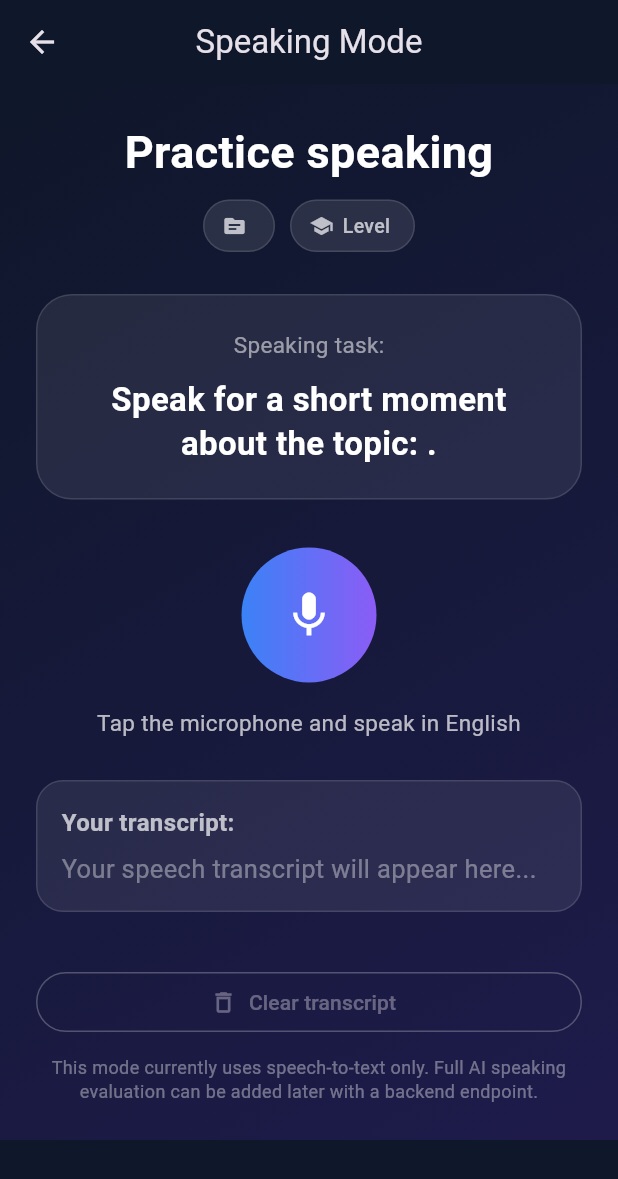
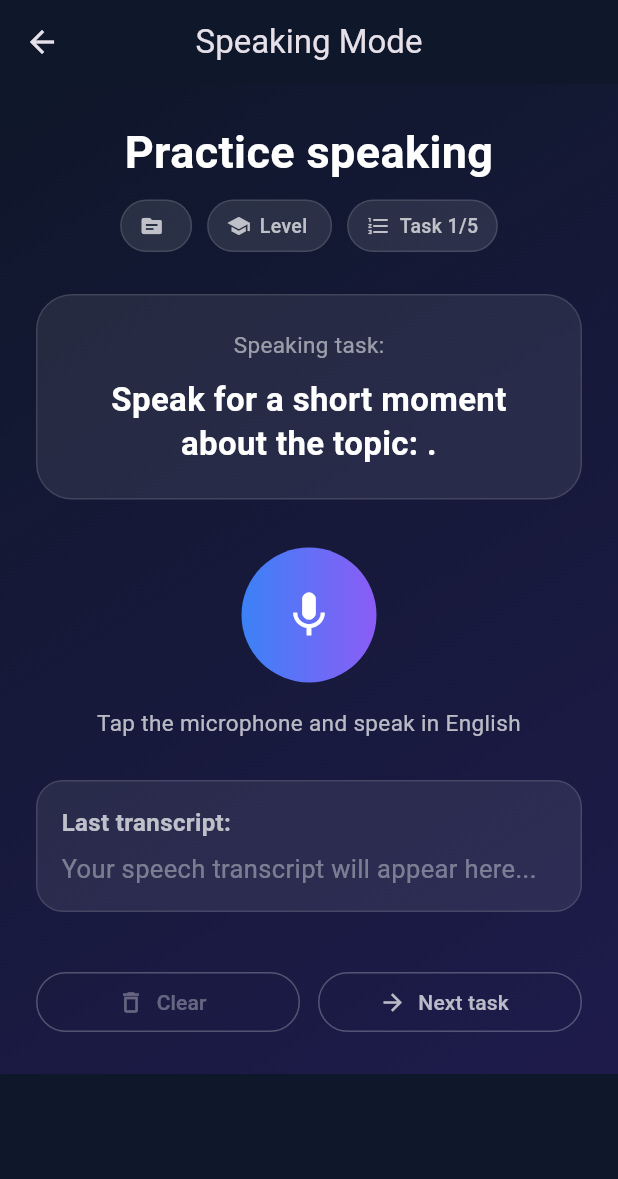
Before and after one commit to ohypka/linguist-ai, a Flutter app: the SpeakingScreen screen opened directly with empty values, on a phone screen of 412 x 824 dp. Shown: the top 1179 px of the screen. Run offline on Flutter 3.47's test engine with Material 3 defaults, Android fonts, the light colour scheme and no system bars; our stand-ins replace shared_preferences, speech_to_text; missing offline and left inert: record; accounts and stored records are empty.

Commit message:
Improve speaking transcript handling and task rotation

```diff
--- a/frontend/lib/screens/speaking/speaking_screen.dart
+++ b/frontend/lib/screens/speaking/speaking_screen.dart
@@ -24,8 +24,11 @@ class _SpeakingScreenState extends State<SpeakingScreen> {
   bool recording = false;
   bool isInitializing = true;
 
-  String transcript = "";
+  String _liveTranscript = "";
+  String _savedTranscript = "";
   String result = "";
+
+  int _taskIndex = 0;
 
   @override
   void initState() {
@@ -47,38 +50,102 @@ class _SpeakingScreenState extends State<SpeakingScreen> {
     });
   }
 
-  String get _prompt {
+  List<String> get _tasks {
     final normalizedTopic = widget.topic.trim().toLowerCase();
 
     if (normalizedTopic == 'travel') {
-      return 'Describe a place you would like to visit and explain why.';
+      return [
+        'Describe a place you would like to visit and explain why.',
+        'Talk about your last trip or holiday.',
+        'Explain what you usually pack when you travel.',
+        'Describe your dream vacation.',
+        'Talk about a problem that can happen while travelling.',
+      ];
     }
 
     if (normalizedTopic == 'food') {
-      return 'Describe your favourite meal and explain what ingredients it has.';
+      return [
+        'Describe your favourite meal and explain what ingredients it has.',
+        'Talk about a dish you can cook.',
+        'Describe a restaurant you like.',
+        'Explain what people usually eat in your country.',
+        'Talk about healthy and unhealthy food.',
+      ];
     }
 
     if (normalizedTopic == 'work') {
-      return 'Describe your ideal job and explain what you would like to do.';
+      return [
+        'Describe your ideal job and explain what you would like to do.',
+        'Talk about skills that are important at work.',
+        'Describe a good team member.',
+        'Explain what makes a workplace comfortable.',
+        'Talk about a difficult situation at work.',
+      ];
     }
 
     if (normalizedTopic == 'school' || normalizedTopic == 'education') {
-      return 'Describe your favourite subject and explain why you like it.';
+      return [
+        'Describe your favourite subject and explain why you like it.',
+        'Talk about a teacher who helped you.',
+        'Explain how you usually study for exams.',
+        'Describe your typical school or university day.',
+        'Talk about online learning.',
+      ];
     }
 
     if (normalizedTopic == 'health') {
-      return 'Describe one healthy habit and explain why it is important.';
+      return [
+        'Describe one healthy habit and explain why it is important.',
+        'Talk about how people can reduce stress.',
+        'Explain what you do when you feel ill.',
+        'Describe a healthy daily routine.',
+        'Talk about why sleep is important.',
+      ];
     }
 
     if (normalizedTopic == 'technology') {
-      return 'Describe a useful app or device and explain how it helps people.';
+      return [
+        'Describe a useful app or device and explain how it helps people.',
+        'Talk about how technology changes everyday life.',
+        'Describe a website or app you use often.',
+        'Explain the advantages and disadvantages of smartphones.',
+        'Talk about how AI can help people learn.',
+      ];
     }
 
-    return 'Speak for a short moment about the topic: ${widget.topic}.';
+    return [
+      'Speak for a short moment about the topic: ${widget.topic}.',
+      'Describe your opinion about ${widget.topic}.',
+      'Give an example connected with ${widget.topic}.',
+      'Explain why ${widget.topic} can be important.',
+      'Talk about your experience with ${widget.topic}.',
+    ];
+  }
+
+  String get _currentPrompt {
+    final tasks = _tasks;
+
+    if (tasks.isEmpty) {
+      return 'Speak for a short moment in English.';
+    }
+
+    return tasks[_taskIndex % tasks.length];
+  }
+
+  String get _visibleTranscript {
+    if (recording) {
+      return _liveTranscript.trim();
+    }
+
+    if (_savedTranscript.trim().isNotEmpty) {
+      return _savedTranscript.trim();
+    }
+
+    return _liveTranscript.trim();
   }
 
   int get _wordCount {
-    final text = transcript.trim();
+    final text = _visibleTranscript.trim();
 
     if (text.isEmpty) return 0;
 
@@ -89,7 +156,9 @@ class _SpeakingScreenState extends State<SpeakingScreen> {
   }
 
   String _buildLocalFeedback() {
-    if (transcript.trim().isEmpty) {
+    final text = _visibleTranscript.trim();
+
+    if (text.isEmpty) {
       return 'No speech detected yet.';
     }
 
@@ -106,6 +175,12 @@ class _SpeakingScreenState extends State<SpeakingScreen> {
     return 'Nice answer length. You can now try to speak more fluently or add examples.';
   }
 
+  void _moveToNextTask() {
+    setState(() {
+      _taskIndex = (_taskIndex + 1) % _tasks.length;
+    });
+  }
+
   Future<void> toggleRecording() async {
     if (isInitializing) return;
 
@@ -118,12 +193,17 @@ class _SpeakingScreenState extends State<SpeakingScreen> {
 
     try {
       if (!recording) {
+        setState(() {
+          _liveTranscript = '';
+          _savedTranscript = '';
+          result = '';
+        });
+
         await speechService.startListening((text) {
           if (!mounted) return;
 
           setState(() {
-            transcript = text;
-            result = '';
+            _liveTranscript = text;
           });
         });
 
@@ -131,17 +211,23 @@ class _SpeakingScreenState extends State<SpeakingScreen> {
 
         setState(() {
           recording = true;
-          result = '';
         });
       } else {
         await speechService.stopListening();
 
         if (!mounted) return;
 
+        final finalText = _liveTranscript.trim();
+
         setState(() {
           recording = false;
+          _savedTranscript = finalText;
           result = _buildLocalFeedback();
         });
+
+        if (finalText.isNotEmpty) {
+          _moveToNextTask();
+        }
       }
     } catch (e) {
       if (!mounted) return;
@@ -162,7 +248,8 @@ class _SpeakingScreenState extends State<SpeakingScreen> {
 
     setState(() {
       recording = false;
-      transcript = '';
+      _liveTranscript = '';
+      _savedTranscript = '';
       result = '';
     });
   }
@@ -206,7 +293,7 @@ class _SpeakingScreenState extends State<SpeakingScreen> {
   }
 
   Widget _buildTranscriptBox() {
-    final text = transcript.trim();
+    final text = _visibleTranscript;
 
     return Container(
       width: double.infinity,
@@ -221,15 +308,20 @@ class _SpeakingScreenState extends State<SpeakingScreen> {
       child: Column(
         crossAxisAlignment: CrossAxisAlignment.start,
         children: [
-          const Text(
-            'Your transcript:',
-            style: TextStyle(
+          Text(
+            recording ? 'Live transcript:' : 'Last transcript:',
+            style: const TextStyle(
               color: Colors.white70,
               fontWeight: FontWeight.w600,
             ),
           ),
           const SizedBox(height: 8),
-          Text(
+          ConstrainedBox(
+            constraints: const BoxConstraints(
+              maxHeight: 180,
+            ),
+            child: SingleChildScrollView(
+              child: Text(
                 text.isEmpty
                     ? 'Your speech transcript will appear here...'
                     : text,
@@ -237,6 +329,8 @@ class _SpeakingScreenState extends State<SpeakingScreen> {
                   fontSize: 17,
                   color: text.isEmpty ? Colors.white38 : Colors.white,
                   height: 1.35,
+                ),
+              ),
             ),
           ),
           if (text.isNotEmpty) ...[
@@ -263,6 +357,11 @@ class _SpeakingScreenState extends State<SpeakingScreen> {
   @override
   Widget build(BuildContext context) {
     final canUseMic = speechEnabled && !isInitializing;
+    final tasks = _tasks;
+    final totalTasks = tasks.length;
+    final currentTaskNumber = totalTasks == 0
+        ? 0
+        : (_taskIndex % totalTasks) + 1;
 
     return Scaffold(
       appBar: AppBar(
@@ -306,6 +405,10 @@ class _SpeakingScreenState extends State<SpeakingScreen> {
                       icon: Icons.school,
                       text: 'Level ${widget.level}',
                     ),
+                    _buildInfoChip(
+                      icon: Icons.format_list_numbered,
+                      text: 'Task $currentTaskNumber/$totalTasks',
+                    ),
                   ],
                 ),
 
@@ -331,14 +434,18 @@ class _SpeakingScreenState extends State<SpeakingScreen> {
                         ),
                       ),
                       const SizedBox(height: 12),
-                      Text(
-                        _prompt,
+                      AnimatedSwitcher(
+                        duration: const Duration(milliseconds: 250),
+                        child: Text(
+                          _currentPrompt,
+                          key: ValueKey(_currentPrompt),
                           textAlign: TextAlign.center,
                           style: const TextStyle(
                             color: Colors.white,
                             fontSize: 22,
                             fontWeight: FontWeight.bold,
                             height: 1.3,
+                          ),
                         ),
                       ),
                     ],
@@ -404,14 +511,16 @@ class _SpeakingScreenState extends State<SpeakingScreen> {
 
                 const SizedBox(height: 18),
 
-                SizedBox(
-                  width: double.infinity,
+                Row(
+                  children: [
+                    Expanded(
                       child: OutlinedButton.icon(
-                    onPressed: transcript.trim().isEmpty && !recording
+                        onPressed: _visibleTranscript.trim().isEmpty &&
+                            !recording
                             ? null
                             : clearTranscript,
                         icon: const Icon(Icons.delete_outline),
-                    label: const Text('Clear transcript'),
+                        label: const Text('Clear'),
                         style: OutlinedButton.styleFrom(
                           foregroundColor: Colors.white70,
                           side: BorderSide(
@@ -420,17 +529,26 @@ class _SpeakingScreenState extends State<SpeakingScreen> {
                         ),
                       ),
                     ),
-
-                const SizedBox(height: 12),
-
-                const Text(
-                  'This mode currently uses speech-to-text only. Full AI speaking evaluation can be added later with a backend endpoint.',
-                  textAlign: TextAlign.center,
-                  style: TextStyle(
-                    color: Colors.white38,
-                    fontSize: 12,
-                    height: 1.3,
+                    const SizedBox(width: 12),
+                    Expanded(
+                      child: OutlinedButton.icon(
+                        onPressed: recording
+                            ? null
+                            : () {
+                          clearTranscript();
+                          _moveToNextTask();
+                        },
+                        icon: const Icon(Icons.arrow_forward),
+                        label: const Text('Next task'),
+                        style: OutlinedButton.styleFrom(
+                          foregroundColor: Colors.white70,
+                          side: BorderSide(
+                            color: Colors.white.withOpacity(0.25),
                           ),
+                        ),
+                      ),
+                    ),
+                  ],
                 ),
               ],
             ),
--- a/frontend/lib/services/speech_service.dart
+++ b/frontend/lib/services/speech_service.dart
@@ -25,8 +25,8 @@ class SpeechService {
 
     await _speech.listen(
       localeId: 'en_US',
-      listenFor: const Duration(seconds: 30),
-      pauseFor: const Duration(seconds: 4),
+      listenFor: const Duration(seconds: 60),
+      pauseFor: const Duration(seconds: 8),
       partialResults: true,
       cancelOnError: false,
       listenMode: ListenMode.dictation,
```
Also changed, not shown: 1 other file. Lines whose indentation alone changed are shown as unchanged.
